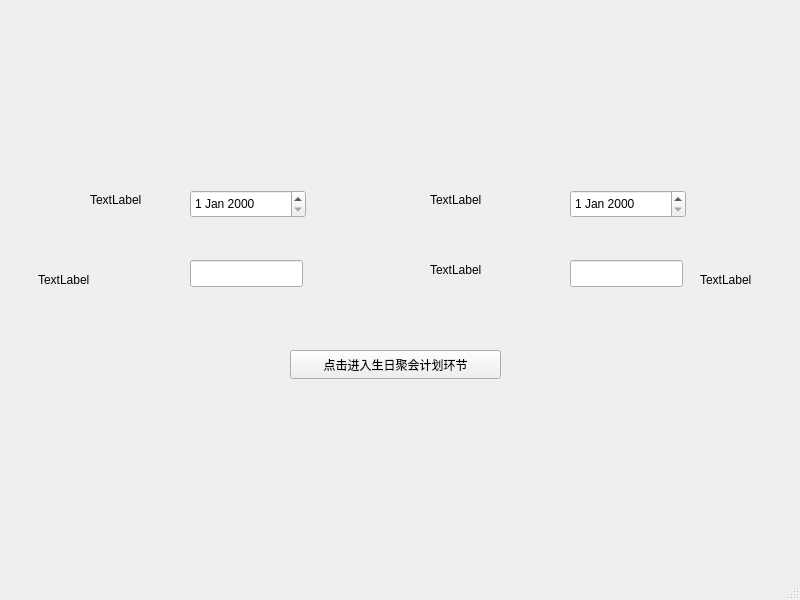
Qt form mainwindow.ui (Deyu-Kong/BPPN) before a commit.
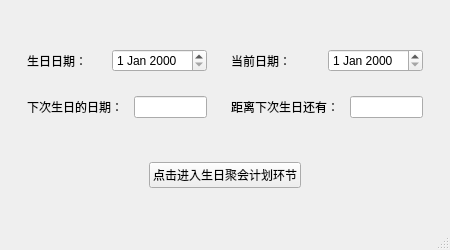
The same form after that commit. Icons and pictures are not drawn.

Patch:
```diff
--- a/mainwindow.ui
+++ b/mainwindow.ui
@@ -6,8 +6,8 @@
    <rect>
     <x>0</x>
     <y>0</y>
-    <width>800</width>
-    <height>600</height>
+    <width>450</width>
+    <height>250</height>
    </rect>
   </property>
   <property name="windowTitle">
@@ -18,124 +18,243 @@
     <normaloff>:/0005018327188690_b.jpg</normaloff>:/0005018327188690_b.jpg</iconset>
   </property>
   <widget class="QWidget" name="centralwidget">
-   <widget class="QLabel" name="label">
-    <property name="geometry">
-     <rect>
-      <x>90</x>
-      <y>190</y>
-      <width>69</width>
-      <height>20</height>
-     </rect>
-    </property>
-    <property name="text">
-     <string>TextLabel</string>
-    </property>
-   </widget>
-   <widget class="QDateEdit" name="dateEdit">
-    <property name="geometry">
-     <rect>
-      <x>190</x>
-      <y>190</y>
-      <width>116</width>
-      <height>28</height>
-     </rect>
-    </property>
-   </widget>
-   <widget class="QLabel" name="label_2">
-    <property name="geometry">
-     <rect>
-      <x>430</x>
-      <y>190</y>
-      <width>69</width>
-      <height>20</height>
-     </rect>
-    </property>
-    <property name="text">
-     <string>TextLabel</string>
-    </property>
-   </widget>
-   <widget class="QDateEdit" name="dateEdit_2">
-    <property name="geometry">
-     <rect>
-      <x>570</x>
-      <y>190</y>
-      <width>116</width>
-      <height>28</height>
-     </rect>
-    </property>
-   </widget>
-   <widget class="QLabel" name="label_3">
-    <property name="geometry">
-     <rect>
-      <x>430</x>
-      <y>260</y>
-      <width>69</width>
-      <height>20</height>
-     </rect>
-    </property>
-    <property name="text">
-     <string>TextLabel</string>
-    </property>
-   </widget>
-   <widget class="QLineEdit" name="lineEdit">
-    <property name="geometry">
-     <rect>
-      <x>570</x>
-      <y>260</y>
-      <width>113</width>
-      <height>27</height>
-     </rect>
-    </property>
-   </widget>
-   <widget class="QLabel" name="label_4">
-    <property name="geometry">
-     <rect>
-      <x>700</x>
-      <y>270</y>
-      <width>69</width>
-      <height>20</height>
-     </rect>
-    </property>
-    <property name="text">
-     <string>TextLabel</string>
-    </property>
-   </widget>
-   <widget class="QLabel" name="label_5">
-    <property name="geometry">
-     <rect>
-      <x>38</x>
-      <y>270</y>
-      <width>121</width>
-      <height>20</height>
-     </rect>
-    </property>
-    <property name="text">
-     <string>TextLabel</string>
-    </property>
-   </widget>
-   <widget class="QLineEdit" name="lineEdit_2">
-    <property name="geometry">
-     <rect>
-      <x>190</x>
-      <y>260</y>
-      <width>113</width>
-      <height>27</height>
-     </rect>
-    </property>
-   </widget>
-   <widget class="QPushButton" name="pushButton">
-    <property name="geometry">
-     <rect>
-      <x>290</x>
-      <y>350</y>
-      <width>211</width>
-      <height>29</height>
-     </rect>
-    </property>
-    <property name="text">
-     <string>点击进入生日聚会计划环节</string>
-    </property>
-   </widget>
+   <layout class="QVBoxLayout" name="verticalLayout">
+    <item>
+     <spacer name="verticalSpacer">
+      <property name="orientation">
+       <enum>Qt::Vertical</enum>
+      </property>
+      <property name="sizeHint" stdset="0">
+       <size>
+        <width>20</width>
+        <height>40</height>
+       </size>
+      </property>
+     </spacer>
+    </item>
+    <item>
+     <widget class="QWidget" name="widget_5" native="true">
+      <layout class="QGridLayout" name="gridLayout_2">
+       <item row="0" column="0">
+        <widget class="QWidget" name="widget" native="true">
+         <layout class="QHBoxLayout" name="horizontalLayout">
+          <item>
+           <widget class="QLabel" name="label">
+            <property name="text">
+             <string>生日日期：</string>
+            </property>
+           </widget>
+          </item>
+          <item>
+           <spacer name="horizontalSpacer_5">
+            <property name="orientation">
+             <enum>Qt::Horizontal</enum>
+            </property>
+            <property name="sizeHint" stdset="0">
+             <size>
+              <width>40</width>
+              <height>20</height>
+             </size>
+            </property>
+           </spacer>
+          </item>
+          <item>
+           <widget class="QDateEdit" name="dateEdit"/>
+          </item>
+         </layout>
+        </widget>
+       </item>
+       <item row="2" column="0">
+        <widget class="QWidget" name="widget_3" native="true">
+         <layout class="QHBoxLayout" name="horizontalLayout_3">
+          <item>
+           <widget class="QLabel" name="label_5">
+            <property name="text">
+             <string>下次生日的日期：</string>
+            </property>
+           </widget>
+          </item>
+          <item>
+           <spacer name="horizontalSpacer_3">
+            <property name="orientation">
+             <enum>Qt::Horizontal</enum>
+            </property>
+            <property name="sizeHint" stdset="0">
+             <size>
+              <width>40</width>
+              <height>20</height>
+             </size>
+            </property>
+           </spacer>
+          </item>
+          <item>
+           <widget class="QLineEdit" name="lineEdit_2"/>
+          </item>
+         </layout>
+        </widget>
+       </item>
+       <item row="2" column="1">
+        <widget class="QWidget" name="widget_4" native="true">
+         <layout class="QHBoxLayout" name="horizontalLayout_4">
+          <item>
+           <widget class="QLabel" name="label_3">
+            <property name="text">
+             <string>距离下次生日还有：</string>
+            </property>
+           </widget>
+          </item>
+          <item>
+           <spacer name="horizontalSpacer_4">
+            <property name="orientation">
+             <enum>Qt::Horizontal</enum>
+            </property>
+            <property name="sizeHint" stdset="0">
+             <size>
+              <width>40</width>
+              <height>20</height>
+             </size>
+            </property>
+           </spacer>
+          </item>
+          <item>
+           <widget class="QLineEdit" name="lineEdit"/>
+          </item>
+         </layout>
+        </widget>
+       </item>
+       <item row="0" column="1">
+        <widget class="QWidget" name="widget_2" native="true">
+         <layout class="QHBoxLayout" name="horizontalLayout_2">
+          <item>
+           <widget class="QLabel" name="label_2">
+            <property name="text">
+             <string>当前日期：</string>
+            </property>
+           </widget>
+          </item>
+          <item>
+           <spacer name="horizontalSpacer_6">
+            <property name="orientation">
+             <enum>Qt::Horizontal</enum>
+            </property>
+            <property name="sizeHint" stdset="0">
+             <size>
+              <width>40</width>
+              <height>20</height>
+             </size>
+            </property>
+           </spacer>
+          </item>
+          <item>
+           <widget class="QDateEdit" name="dateEdit_2"/>
+          </item>
+         </layout>
+        </widget>
+       </item>
+       <item row="1" column="0">
+        <spacer name="verticalSpacer_3">
+         <property name="orientation">
+          <enum>Qt::Vertical</enum>
+         </property>
+         <property name="sizeType">
+          <enum>QSizePolicy::Expanding</enum>
+         </property>
+         <property name="sizeHint" stdset="0">
+          <size>
+           <width>20</width>
+           <height>15</height>
+          </size>
+         </property>
+        </spacer>
+       </item>
+       <item row="1" column="1">
+        <spacer name="verticalSpacer_4">
+         <property name="orientation">
+          <enum>Qt::Vertical</enum>
+         </property>
+         <property name="sizeType">
+          <enum>QSizePolicy::Expanding</enum>
+         </property>
+         <property name="sizeHint" stdset="0">
+          <size>
+           <width>20</width>
+           <height>15</height>
+          </size>
+         </property>
+        </spacer>
+       </item>
+      </layout>
+     </widget>
+    </item>
+    <item>
+     <spacer name="verticalSpacer_2">
+      <property name="orientation">
+       <enum>Qt::Vertical</enum>
+      </property>
+      <property name="sizeType">
+       <enum>QSizePolicy::Maximum</enum>
+      </property>
+      <property name="sizeHint" stdset="0">
+       <size>
+        <width>20</width>
+        <height>30</height>
+       </size>
+      </property>
+     </spacer>
+    </item>
+    <item>
+     <widget class="QWidget" name="widget_6" native="true">
+      <layout class="QHBoxLayout" name="horizontalLayout_5">
+       <item>
+        <spacer name="horizontalSpacer">
+         <property name="orientation">
+          <enum>Qt::Horizontal</enum>
+         </property>
+         <property name="sizeHint" stdset="0">
+          <size>
+           <width>40</width>
+           <height>20</height>
+          </size>
+         </property>
+        </spacer>
+       </item>
+       <item>
+        <widget class="QPushButton" name="pushButton">
+         <property name="text">
+          <string>点击进入生日聚会计划环节</string>
+         </property>
+        </widget>
+       </item>
+       <item>
+        <spacer name="horizontalSpacer_2">
+         <property name="orientation">
+          <enum>Qt::Horizontal</enum>
+         </property>
+         <property name="sizeHint" stdset="0">
+          <size>
+           <width>40</width>
+           <height>20</height>
+          </size>
+         </property>
+        </spacer>
+       </item>
+      </layout>
+     </widget>
+    </item>
+    <item>
+     <spacer name="verticalSpacer_5">
+      <property name="orientation">
+       <enum>Qt::Vertical</enum>
+      </property>
+      <property name="sizeHint" stdset="0">
+       <size>
+        <width>20</width>
+        <height>40</height>
+       </size>
+      </property>
+     </spacer>
+    </item>
+   </layout>
   </widget>
   <widget class="QMenuBar" name="menubar">
    <property name="geometry">
```
Left out of the diff: 4 changed lines with no effect on the pictures.
